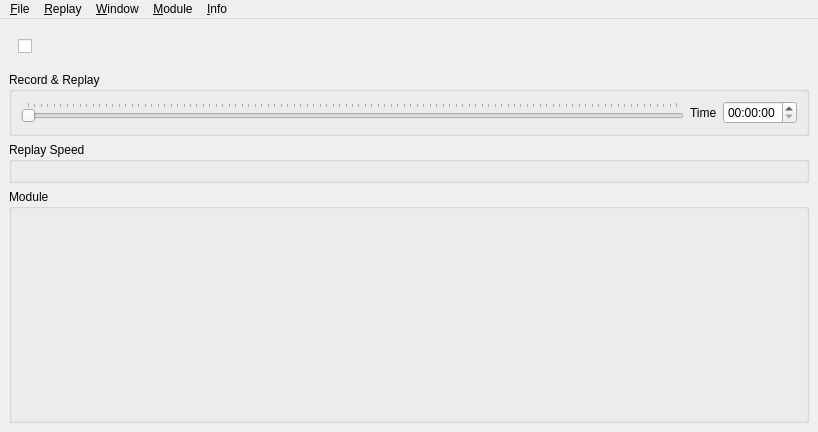
This is src/UserInterface/src/MainWindow.ui in till213/SkyDolly as Qt 5 draws it before an edit. The edited form follows.
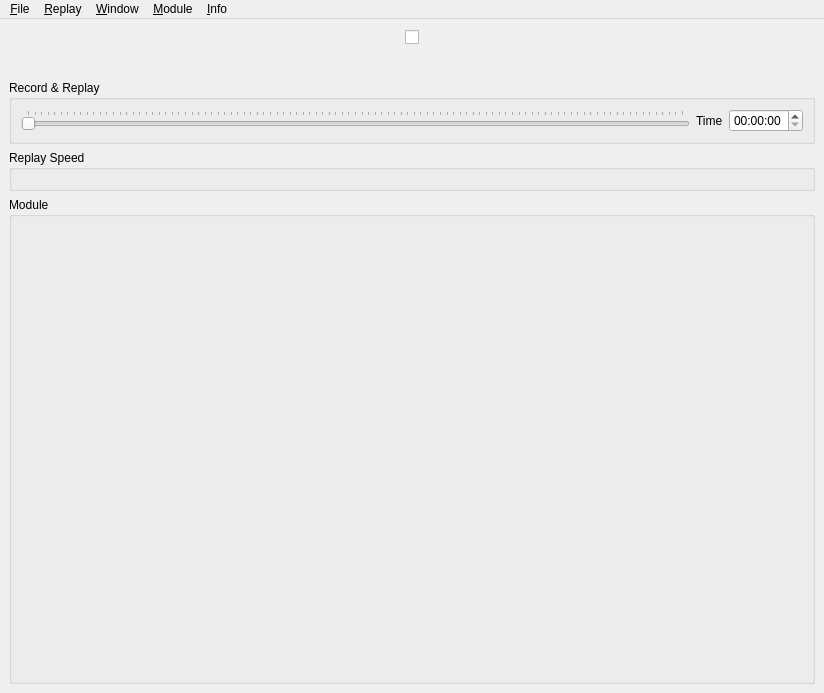
This is the edited form. Icons and pictures are not drawn.

Commit message:
Show/hide module selector
- Checkable module selection actions

The edit to the form file:
```diff
--- a/src/UserInterface/src/MainWindow.ui
+++ b/src/UserInterface/src/MainWindow.ui
@@ -6,8 +6,8 @@
    <rect>
     <x>0</x>
     <y>0</y>
-    <width>818</width>
-    <height>432</height>
+    <width>824</width>
+    <height>693</height>
    </rect>
   </property>
   <property name="sizePolicy">
@@ -29,13 +29,32 @@
      <verstretch>0</verstretch>
     </sizepolicy>
    </property>
-   <layout class="QVBoxLayout" name="centralLayout">
-    <property name="sizeConstraint">
-     <enum>QLayout::SetMinimumSize</enum>
-    </property>
+   <layout class="QVBoxLayout" name="verticalLayout_2">
     <item>
-     <widget class="QWidget" name="moduleSelectorWidget" native="true">
-      <layout class="QHBoxLayout" name="moduleSelectorLayout">
+     <widget class="QWidget" name="moduleVisibilityWidget" native="true">
+      <layout class="QHBoxLayout" name="moduleVisibilityLayout">
+       <property name="sizeConstraint">
+        <enum>QLayout::SetMinimumSize</enum>
+       </property>
+       <property name="topMargin">
+        <number>0</number>
+       </property>
+       <property name="bottomMargin">
+        <number>0</number>
+       </property>
+       <item>
+        <spacer name="horizontalSpacer_2">
+         <property name="orientation">
+          <enum>Qt::Horizontal</enum>
+         </property>
+         <property name="sizeHint" stdset="0">
+          <size>
+           <width>40</width>
+           <height>20</height>
+          </size>
+         </property>
+        </spacer>
+       </item>
        <item>
         <widget class="QCheckBox" name="moduleSelectorVisibleCheckBox">
          <property name="text">
@@ -44,6 +63,31 @@
         </widget>
        </item>
        <item>
+        <spacer name="horizontalSpacer_3">
+         <property name="orientation">
+          <enum>Qt::Horizontal</enum>
+         </property>
+         <property name="sizeHint" stdset="0">
+          <size>
+           <width>40</width>
+           <height>20</height>
+          </size>
+         </property>
+        </spacer>
+       </item>
+      </layout>
+     </widget>
+    </item>
+    <item>
+     <widget class="QWidget" name="moduleSelectorWidget" native="true">
+      <layout class="QHBoxLayout" name="moduleSelectorLayout">
+       <property name="topMargin">
+        <number>0</number>
+       </property>
+       <property name="bottomMargin">
+        <number>0</number>
+       </property>
+       <item>
         <spacer name="horizontalSpacer">
          <property name="orientation">
           <enum>Qt::Horizontal</enum>
@@ -176,8 +220,8 @@
     <rect>
      <x>0</x>
      <y>0</y>
-     <width>818</width>
-     <height>21</height>
+     <width>824</width>
+     <height>22</height>
     </rect>
    </property>
    <widget class="QMenu" name="fileMenu">
```
Left out of the diff: 1 changed line with no effect on the pictures. The commit also changes 5 other files.
